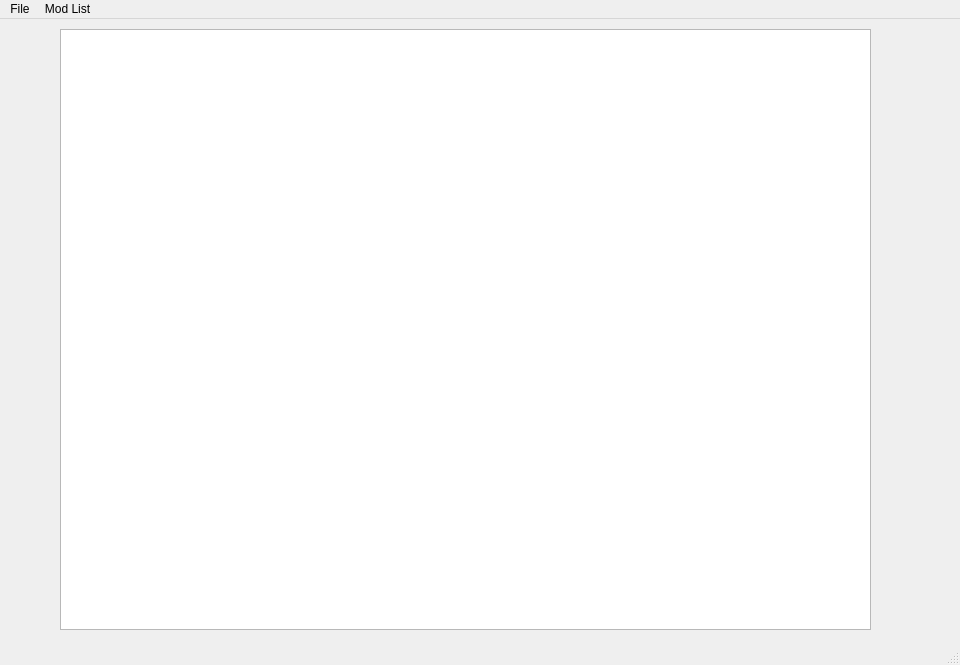
BrakeDude/IsaacConfigurator, file mainwindow.ui: the form before one commit.
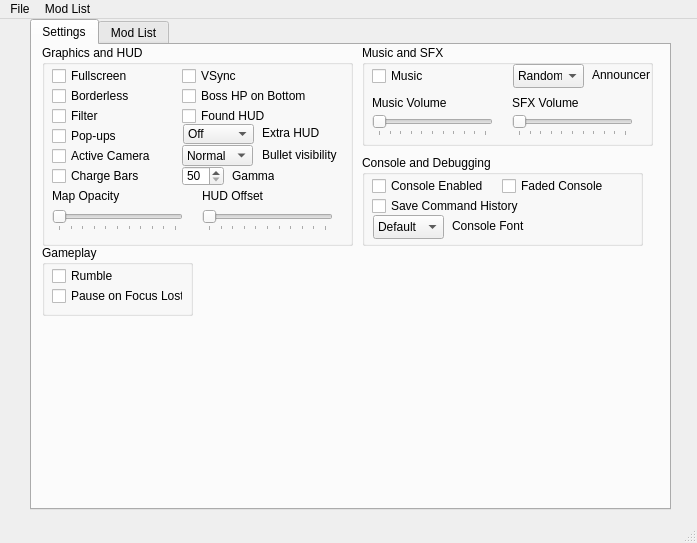
The form after the commit.

Patch:
```diff
--- a/mainwindow.ui
+++ b/mainwindow.ui
@@ -6,23 +6,714 @@
    <rect>
     <x>0</x>
     <y>0</y>
-    <width>960</width>
-    <height>665</height>
+    <width>697</width>
+    <height>543</height>
    </rect>
   </property>
+  <property name="minimumSize">
+   <size>
+    <width>697</width>
+    <height>543</height>
+   </size>
+  </property>
+  <property name="maximumSize">
+   <size>
+    <width>697</width>
+    <height>16777215</height>
+   </size>
+  </property>
   <property name="windowTitle">
    <string notr="true">Rebirth Settings Configurator</string>
   </property>
   <widget class="QWidget" name="centralwidget">
-   <widget class="QTableWidget" name="tableWidget">
+   <widget class="QTabWidget" name="tabWidget">
     <property name="geometry">
      <rect>
-      <x>60</x>
-      <y>10</y>
-      <width>811</width>
-      <height>601</height>
+      <x>30</x>
+      <y>0</y>
+      <width>641</width>
+      <height>491</height>
      </rect>
     </property>
+    <property name="currentIndex">
+     <number>0</number>
+    </property>
+    <widget class="QWidget" name="tabSettings">
+     <attribute name="title">
+      <string>Settings</string>
+     </attribute>
+     <widget class="QGroupBox" name="groupBox_GFX">
+      <property name="geometry">
+       <rect>
+        <x>10</x>
+        <y>0</y>
+        <width>311</width>
+        <height>201</height>
+       </rect>
+      </property>
+      <property name="title">
+       <string>Graphics and HUD</string>
+      </property>
+      <widget class="QSlider" name="horizontalSlider_HUD">
+       <property name="geometry">
+        <rect>
+         <x>160</x>
+         <y>165</y>
+         <width>131</width>
+         <height>21</height>
+        </rect>
+       </property>
+       <property name="maximum">
+        <number>10</number>
+       </property>
+       <property name="pageStep">
+        <number>1</number>
+       </property>
+       <property name="orientation">
+        <enum>Qt::Horizontal</enum>
+       </property>
+       <property name="invertedAppearance">
+        <bool>false</bool>
+       </property>
+       <property name="invertedControls">
+        <bool>false</bool>
+       </property>
+       <property name="tickPosition">
+        <enum>QSlider::TicksBelow</enum>
+       </property>
+       <property name="tickInterval">
+        <number>0</number>
+       </property>
+      </widget>
+      <widget class="QCheckBox" name="checkBox_PopUp">
+       <property name="geometry">
+        <rect>
+         <x>10</x>
+         <y>80</y>
+         <width>71</width>
+         <height>22</height>
+        </rect>
+       </property>
+       <property name="layoutDirection">
+        <enum>Qt::LeftToRight</enum>
+       </property>
+       <property name="text">
+        <string>Pop-ups</string>
+       </property>
+      </widget>
+      <widget class="QCheckBox" name="checkBox_Fullscreen">
+       <property name="geometry">
+        <rect>
+         <x>10</x>
+         <y>20</y>
+         <width>81</width>
+         <height>22</height>
+        </rect>
+       </property>
+       <property name="layoutDirection">
+        <enum>Qt::LeftToRight</enum>
+       </property>
+       <property name="text">
+        <string>Fullscreen</string>
+       </property>
+      </widget>
+      <widget class="QCheckBox" name="checkBox_Filter">
+       <property name="geometry">
+        <rect>
+         <x>10</x>
+         <y>60</y>
+         <width>71</width>
+         <height>22</height>
+        </rect>
+       </property>
+       <property name="layoutDirection">
+        <enum>Qt::LeftToRight</enum>
+       </property>
+       <property name="text">
+        <string>Filter</string>
+       </property>
+      </widget>
+      <widget class="QCheckBox" name="checkBox_Camera">
+       <property name="geometry">
+        <rect>
+         <x>10</x>
+         <y>100</y>
+         <width>101</width>
+         <height>22</height>
+        </rect>
+       </property>
+       <property name="layoutDirection">
+        <enum>Qt::LeftToRight</enum>
+       </property>
+       <property name="text">
+        <string>Active Camera</string>
+       </property>
+      </widget>
+      <widget class="QLabel" name="label_HUD">
+       <property name="geometry">
+        <rect>
+         <x>160</x>
+         <y>140</y>
+         <width>61</width>
+         <height>21</height>
+        </rect>
+       </property>
+       <property name="text">
+        <string>HUD Offset</string>
+       </property>
+      </widget>
+      <widget class="QSpinBox" name="spinBox_Gamma">
+       <property name="geometry">
+        <rect>
+         <x>140</x>
+         <y>121</y>
+         <width>42</width>
+         <height>20</height>
+        </rect>
+       </property>
+       <property name="suffix">
+        <string/>
+       </property>
+       <property name="minimum">
+        <number>50</number>
+       </property>
+       <property name="maximum">
+        <number>150</number>
+       </property>
+      </widget>
+      <widget class="QLabel" name="label_Gamma">
+       <property name="geometry">
+        <rect>
+         <x>190</x>
+         <y>120</y>
+         <width>42</width>
+         <height>21</height>
+        </rect>
+       </property>
+       <property name="text">
+        <string>Gamma</string>
+       </property>
+      </widget>
+      <widget class="QSlider" name="horizontalSlider_Map">
+       <property name="geometry">
+        <rect>
+         <x>10</x>
+         <y>165</y>
+         <width>131</width>
+         <height>21</height>
+        </rect>
+       </property>
+       <property name="maximum">
+        <number>10</number>
+       </property>
+       <property name="pageStep">
+        <number>1</number>
+       </property>
+       <property name="orientation">
+        <enum>Qt::Horizontal</enum>
+       </property>
+       <property name="invertedAppearance">
+        <bool>false</bool>
+       </property>
+       <property name="invertedControls">
+        <bool>false</bool>
+       </property>
+       <property name="tickPosition">
+        <enum>QSlider::TicksBelow</enum>
+       </property>
+       <property name="tickInterval">
+        <number>0</number>
+       </property>
+      </widget>
+      <widget class="QLabel" name="label_Map">
+       <property name="geometry">
+        <rect>
+         <x>10</x>
+         <y>140</y>
+         <width>71</width>
+         <height>21</height>
+        </rect>
+       </property>
+       <property name="text">
+        <string>Map Opacity</string>
+       </property>
+      </widget>
+      <widget class="QCheckBox" name="checkBox_ChargeBar">
+       <property name="geometry">
+        <rect>
+         <x>10</x>
+         <y>120</y>
+         <width>101</width>
+         <height>22</height>
+        </rect>
+       </property>
+       <property name="layoutDirection">
+        <enum>Qt::LeftToRight</enum>
+       </property>
+       <property name="text">
+        <string>Charge Bars</string>
+       </property>
+      </widget>
+      <widget class="QComboBox" name="comboBox_ExtraHUD">
+       <property name="geometry">
+        <rect>
+         <x>141</x>
+         <y>79</y>
+         <width>71</width>
+         <height>20</height>
+        </rect>
+       </property>
+       <property name="layoutDirection">
+        <enum>Qt::LeftToRight</enum>
+       </property>
+       <item>
+        <property name="text">
+         <string>Off</string>
+        </property>
+       </item>
+       <item>
+        <property name="text">
+         <string>Normal</string>
+        </property>
+       </item>
+       <item>
+        <property name="text">
+         <string>Mini</string>
+        </property>
+       </item>
+      </widget>
+      <widget class="QLabel" name="label">
+       <property name="geometry">
+        <rect>
+         <x>220</x>
+         <y>80</y>
+         <width>61</width>
+         <height>16</height>
+        </rect>
+       </property>
+       <property name="text">
+        <string>Extra HUD</string>
+       </property>
+      </widget>
+      <widget class="QCheckBox" name="checkBox_FoundHUD">
+       <property name="geometry">
+        <rect>
+         <x>140</x>
+         <y>60</y>
+         <width>91</width>
+         <height>22</height>
+        </rect>
+       </property>
+       <property name="layoutDirection">
+        <enum>Qt::LeftToRight</enum>
+       </property>
+       <property name="text">
+        <string>Found HUD</string>
+       </property>
+      </widget>
+      <widget class="QComboBox" name="comboBox_ExtraHUD_2">
+       <property name="geometry">
+        <rect>
+         <x>140</x>
+         <y>100</y>
+         <width>71</width>
+         <height>21</height>
+        </rect>
+       </property>
+       <property name="layoutDirection">
+        <enum>Qt::LeftToRight</enum>
+       </property>
+       <item>
+        <property name="text">
+         <string>Normal</string>
+        </property>
+       </item>
+       <item>
+        <property name="text">
+         <string>High</string>
+        </property>
+       </item>
+      </widget>
+      <widget class="QLabel" name="label_Bulltes">
+       <property name="geometry">
+        <rect>
+         <x>220</x>
+         <y>100</y>
+         <width>81</width>
+         <height>20</height>
+        </rect>
+       </property>
+       <property name="text">
+        <string>Bullet visibility</string>
+       </property>
+      </widget>
+      <widget class="QCheckBox" name="checkBox_BossHPBot">
+       <property name="geometry">
+        <rect>
+         <x>140</x>
+         <y>40</y>
+         <width>131</width>
+         <height>22</height>
+        </rect>
+       </property>
+       <property name="layoutDirection">
+        <enum>Qt::LeftToRight</enum>
+       </property>
+       <property name="text">
+        <string>Boss HP on Bottom</string>
+       </property>
+      </widget>
+      <widget class="QCheckBox" name="checkBox_VSync">
+       <property name="geometry">
+        <rect>
+         <x>140</x>
+         <y>20</y>
+         <width>131</width>
+         <height>22</height>
+        </rect>
+       </property>
+       <property name="layoutDirection">
+        <enum>Qt::LeftToRight</enum>
+       </property>
+       <property name="text">
+        <string>VSync</string>
+       </property>
+      </widget>
+      <widget class="QCheckBox" name="checkBox_Borderless">
+       <property name="enabled">
+        <bool>true</bool>
+       </property>
+       <property name="geometry">
+        <rect>
+         <x>10</x>
+         <y>40</y>
+         <width>81</width>
+         <height>22</height>
+        </rect>
+       </property>
+       <property name="layoutDirection">
+        <enum>Qt::LeftToRight</enum>
+       </property>
+       <property name="text">
+        <string>Borderless</string>
+       </property>
+      </widget>
+     </widget>
+     <widget class="QGroupBox" name="groupBox_SFX">
+      <property name="geometry">
+       <rect>
+        <x>330</x>
+        <y>0</y>
+        <width>291</width>
+        <height>101</height>
+       </rect>
+      </property>
+      <property name="title">
+       <string>Music and SFX</string>
+      </property>
+      <widget class="QSlider" name="horizontalSlider_Music">
+       <property name="geometry">
+        <rect>
+         <x>10</x>
+         <y>70</y>
+         <width>121</width>
+         <height>21</height>
+        </rect>
+       </property>
+       <property name="maximum">
+        <number>10</number>
+       </property>
+       <property name="pageStep">
+        <number>1</number>
+       </property>
+       <property name="orientation">
+        <enum>Qt::Horizontal</enum>
+       </property>
+       <property name="invertedAppearance">
+        <bool>false</bool>
+       </property>
+       <property name="invertedControls">
+        <bool>false</bool>
+       </property>
+       <property name="tickPosition">
+        <enum>QSlider::TicksBelow</enum>
+       </property>
+       <property name="tickInterval">
+        <number>0</number>
+       </property>
+      </widget>
+      <widget class="QCheckBox" name="checkBox_Music">
+       <property name="geometry">
+        <rect>
+         <x>10</x>
+         <y>20</y>
+         <width>51</width>
+         <height>22</height>
+        </rect>
+       </property>
+       <property name="layoutDirection">
+        <enum>Qt::LeftToRight</enum>
+       </property>
+       <property name="text">
+        <string>Music</string>
+       </property>
+      </widget>
+      <widget class="QLabel" name="label_MusicVol">
+       <property name="geometry">
+        <rect>
+         <x>10</x>
+         <y>50</y>
+         <width>81</width>
+         <height>16</height>
+        </rect>
+       </property>
+       <property name="text">
+        <string>Music Volume</string>
+       </property>
+      </widget>
+      <widget class="QLabel" name="label_SFXVol">
+       <property name="geometry">
+        <rect>
+         <x>150</x>
+         <y>50</y>
+         <width>81</width>
+         <height>16</height>
+        </rect>
+       </property>
+       <property name="text">
+        <string>SFX Volume</string>
+       </property>
+      </widget>
+      <widget class="QSlider" name="horizontalSlider_SFX">
+       <property name="geometry">
+        <rect>
+         <x>150</x>
+         <y>70</y>
+         <width>121</width>
+         <height>21</height>
+        </rect>
+       </property>
+       <property name="maximum">
+        <number>10</number>
+       </property>
+       <property name="pageStep">
+        <number>1</number>
+       </property>
+       <property name="orientation">
+        <enum>Qt::Horizontal</enum>
+       </property>
+       <property name="invertedAppearance">
+        <bool>false</bool>
+       </property>
+       <property name="invertedControls">
+        <bool>false</bool>
+       </property>
+       <property name="tickPosition">
+        <enum>QSlider::TicksBelow</enum>
+       </property>
+       <property name="tickInterval">
+        <number>0</number>
+       </property>
+      </widget>
+      <widget class="QLabel" name="label_Announcer">
+       <property name="geometry">
+        <rect>
+         <x>230</x>
+         <y>20</y>
+         <width>71</width>
+         <height>20</height>
+        </rect>
+       </property>
+       <property name="text">
+        <string>Announcer</string>
+       </property>
+      </widget>
+      <widget class="QComboBox" name="comboBox_Announcer">
+       <property name="geometry">
+        <rect>
+         <x>151</x>
+         <y>19</y>
+         <width>71</width>
+         <height>24</height>
+        </rect>
+       </property>
+       <property name="layoutDirection">
+        <enum>Qt::LeftToRight</enum>
+       </property>
+       <item>
+        <property name="text">
+         <string>Random</string>
+        </property>
+       </item>
+       <item>
+        <property name="text">
+         <string>Off</string>
+        </property>
+       </item>
+       <item>
+        <property name="text">
+         <string>Always</string>
+        </property>
+       </item>
+      </widget>
+     </widget>
+     <widget class="QGroupBox" name="groupBox_Console">
+      <property name="geometry">
+       <rect>
+        <x>330</x>
+        <y>110</y>
+        <width>281</width>
+        <height>91</height>
+       </rect>
+      </property>
+      <property name="title">
+       <string>Console and Debugging</string>
+      </property>
+      <widget class="QCheckBox" name="checkBox_FadeConsole">
+       <property name="geometry">
+        <rect>
+         <x>140</x>
+         <y>20</y>
+         <width>101</width>
+         <height>22</height>
+        </rect>
+       </property>
+       <property name="layoutDirection">
+        <enum>Qt::LeftToRight</enum>
+       </property>
+       <property name="text">
+        <string>Faded Console</string>
+       </property>
+      </widget>
+      <widget class="QCheckBox" name="checkBox_SaveCMDHistory">
+       <property name="geometry">
+        <rect>
+         <x>10</x>
+         <y>40</y>
+         <width>161</width>
+         <height>22</height>
+        </rect>
+       </property>
+       <property name="layoutDirection">
+        <enum>Qt::LeftToRight</enum>
+       </property>
+       <property name="text">
+        <string>Save Command History</string>
+       </property>
+      </widget>
+      <widget class="QComboBox" name="comboBox_ConsoleFont">
+       <property name="geometry">
+        <rect>
+         <x>11</x>
+         <y>60</y>
+         <width>71</width>
+         <height>24</height>
+        </rect>
+       </property>
+       <property name="layoutDirection">
+        <enum>Qt::LeftToRight</enum>
+       </property>
+       <item>
+        <property name="text">
+         <string>Default</string>
+        </property>
+       </item>
+       <item>
+        <property name="text">
+         <string>Small</string>
+        </property>
+       </item>
+       <item>
+        <property name="text">
+         <string>Tiny</string>
+        </property>
+       </item>
+      </widget>
+      <widget class="QLabel" name="label_ConsoleFont">
+       <property name="geometry">
+        <rect>
+         <x>90</x>
+         <y>61</y>
+         <width>81</width>
+         <height>20</height>
+        </rect>
+       </property>
+       <property name="text">
+        <string>Console Font</string>
+       </property>
+      </widget>
+      <widget class="QCheckBox" name="checkBox_ConsoleEnabled">
+       <property name="geometry">
+        <rect>
+         <x>10</x>
+         <y>20</y>
+         <width>111</width>
+         <height>22</height>
+        </rect>
+       </property>
+       <property name="layoutDirection">
+        <enum>Qt::LeftToRight</enum>
+       </property>
+       <property name="text">
+        <string>Console Enabled</string>
+       </property>
+      </widget>
+     </widget>
+     <widget class="QGroupBox" name="groupBox_Gameplay">
+      <property name="geometry">
+       <rect>
+        <x>10</x>
+        <y>200</y>
+        <width>151</width>
+        <height>71</height>
+       </rect>
+      </property>
+      <property name="title">
+       <string>Gameplay</string>
+      </property>
+      <widget class="QCheckBox" name="checkBox_Rumble">
+       <property name="geometry">
+        <rect>
+         <x>10</x>
+         <y>20</y>
+         <width>131</width>
+         <height>22</height>
+        </rect>
+       </property>
+       <property name="text">
+        <string>Rumble</string>
+       </property>
+      </widget>
+      <widget class="QCheckBox" name="checkBox_Mouse">
+       <property name="geometry">
+        <rect>
+         <x>10</x>
+         <y>40</y>
+         <width>131</width>
+         <height>22</height>
+        </rect>
+       </property>
+       <property name="text">
+        <string>Pause on Focus Lost</string>
+       </property>
+      </widget>
+     </widget>
+    </widget>
+    <widget class="QWidget" name="tabMods">
+     <attribute name="title">
+      <string>Mod List</string>
+     </attribute>
+     <widget class="QTableWidget" name="tableWidget">
+      <property name="geometry">
+       <rect>
+        <x>10</x>
+        <y>10</y>
+        <width>611</width>
+        <height>441</height>
+       </rect>
+      </property>
+     </widget>
+    </widget>
    </widget>
   </widget>
   <widget class="QMenuBar" name="menubar">
@@ -30,7 +721,7 @@
     <rect>
      <x>0</x>
      <y>0</y>
-     <width>960</width>
+     <width>697</width>
      <height>21</height>
     </rect>
    </property>
```
Left out of the diff: 5 changed lines with no effect on the pictures.
